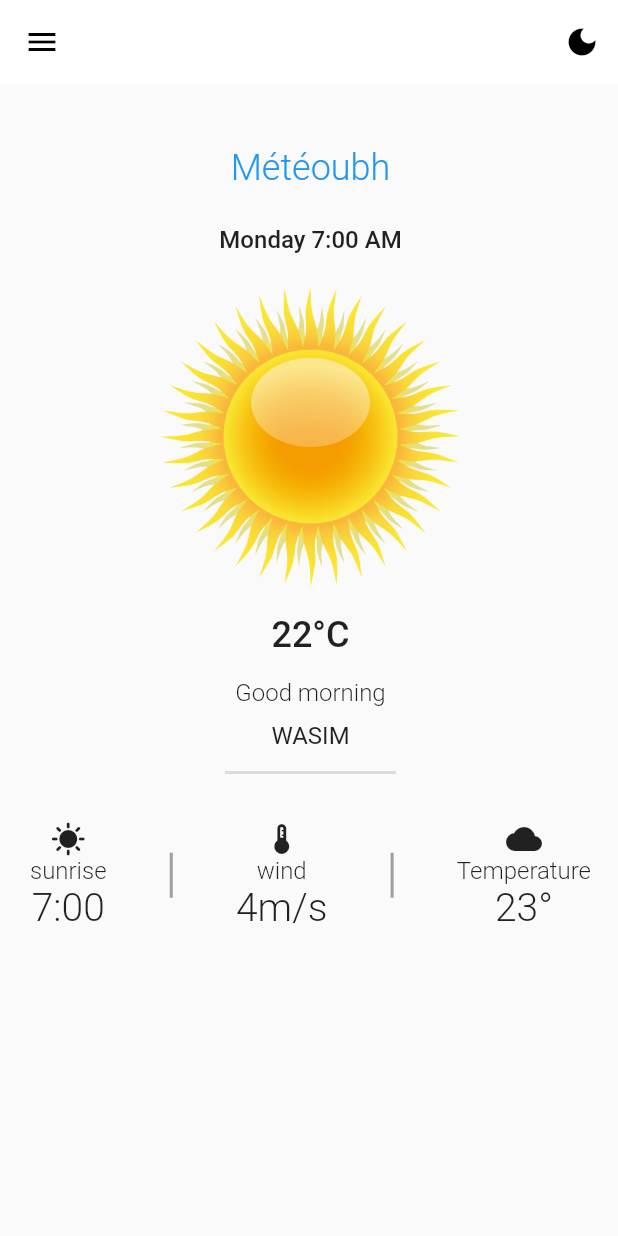
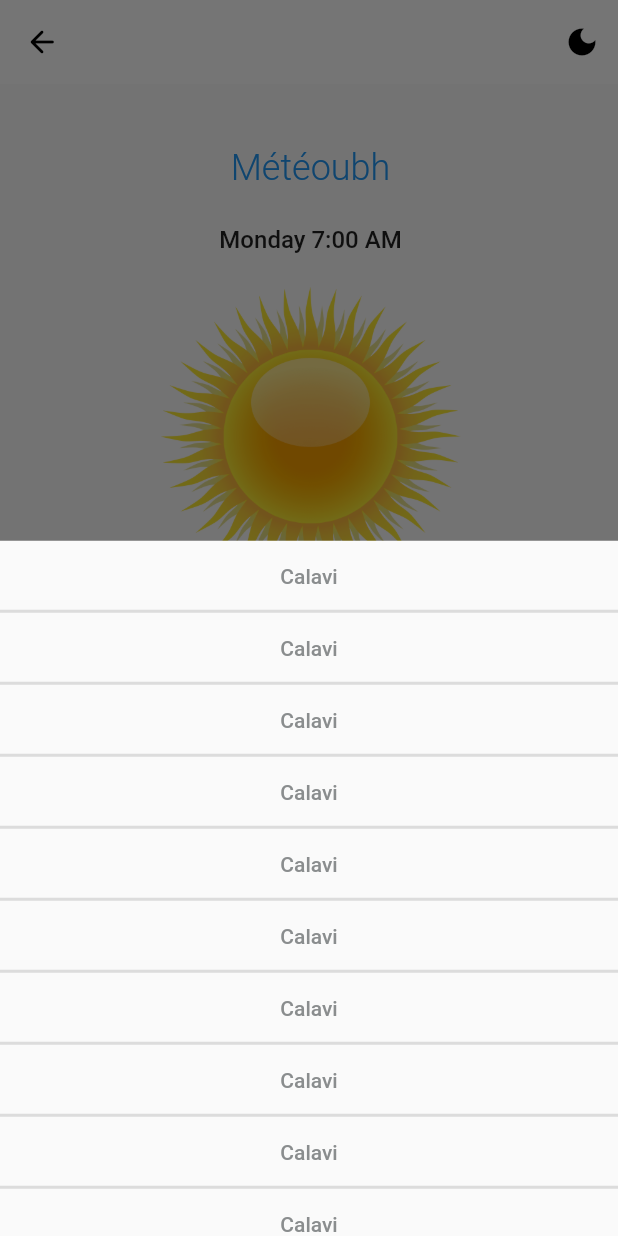
Before and after one commit to Emaahs3/Weather, a Flutter app: the HomeWeather screen opened directly, after a tap on "Météoubh", on a phone screen of 412 x 824 dp. Run offline on Flutter 3.47's test engine with Material 2 defaults, Android fonts, the phone set to English and light mode, and no system bars.

```diff
--- a/my_weather/lib/screens/home.dart
+++ b/my_weather/lib/screens/home.dart
@@ -1,5 +1,6 @@
 import 'package:flutter/material.dart';
 import 'package:my_weather/constants/constant.dart';
+import 'package:my_weather/screens/register.dart';
 
 class HomeWeather extends StatefulWidget {
   const HomeWeather({super.key});
@@ -9,6 +10,9 @@ class HomeWeather extends StatefulWidget {
 }
 
 class _HomeWeatherState extends State<HomeWeather> {
+  bool dismissible = false;
+  String city = "Météoubh";
+  String listCity = "Calavi";
   @override
   Widget build(BuildContext context) {
     return SafeArea(
@@ -17,16 +21,19 @@ class _HomeWeatherState extends State<HomeWeather> {
           actions: [
             IconButton(
               onPressed: () {},
-              icon: Icon(Icons.dark_mode),
+              icon: const Icon(Icons.dark_mode),
               color: Constant.blackColor,
             )
           ],
           backgroundColor: Constant.whiteColor,
           elevation: 0,
           leading: IconButton(
-              onPressed: () {},
+              onPressed: () {
+                Navigator.push(context,
+                    MaterialPageRoute(builder: (context) => const Register()));
+              },
               icon: const Icon(
-                Icons.menu,
+                Icons.arrow_back_rounded,
                 color: Constant.blackColor,
               )),
         ),
@@ -40,10 +47,46 @@ class _HomeWeatherState extends State<HomeWeather> {
             children: [
               Row(),
               TextButton(
-                  onPressed: () {},
-                  child: const Text(
-                    "Météoubh",
-                    style: TextStyle(fontSize: 24, fontWeight: FontWeight.w300),
+                  onPressed: () {
+                    showModalBottomSheet(
+                        isDismissible: true,
+                        context: context,
+                        builder: (BuildContext context) {
+                          return ListView.builder(
+                            itemCount: 25,
+                            itemBuilder: (context, index) {
+                              return Column(
+                                mainAxisAlignment: MainAxisAlignment.center,
+                                crossAxisAlignment: CrossAxisAlignment.center,
+                                children: [
+                                  TextButton(
+                                    child: Text(
+                                      listCity,
+                                      style: const TextStyle(
+                                          color: Color.fromARGB(
+                                              255, 138, 141, 142)),
+                                    ),
+                                    onPressed: () {
+                                      setState(() {
+                                        dismissible = true;
+                                        city = listCity;
+                                      });
+                                    },
+                                  ),
+                                  const Divider(
+                                    thickness: 2,
+                                    height: 0,
+                                  )
+                                ],
+                              );
+                            },
+                          );
+                        });
+                  },
+                  child: Text(
+                    city,
+                    style: const TextStyle(
+                        fontSize: 24, fontWeight: FontWeight.w300),
                   )),
               const Padding(
                 padding: EdgeInsets.all(14.0),
```
